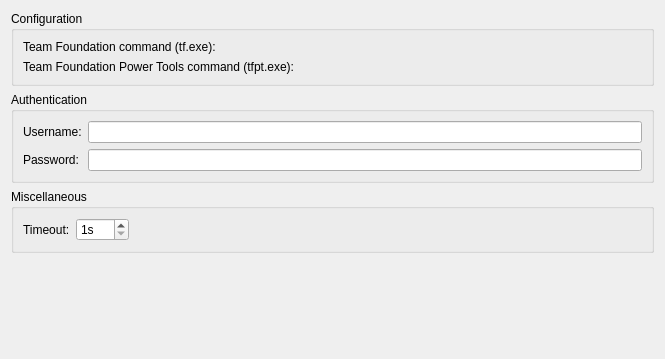
First picture: the form in settingspage.ui, repository jesperhh/teamfoundation, before the edit.
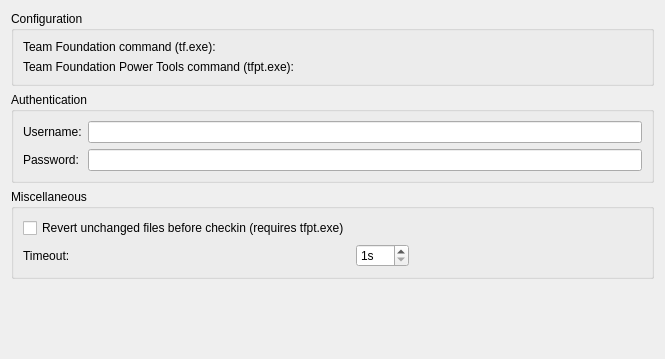
Second picture: the form after the edit. Custom widgets are drawn as their Qt base class.

Commit message: Adds support to revert unchanged files prior to commit

The edit to the form file:
```diff
--- a/settingspage.ui
+++ b/settingspage.ui
@@ -88,27 +88,7 @@
       <string>Miscellaneous</string>
      </property>
      <layout class="QGridLayout" name="gridLayout">
-      <item row="0" column="0">
-       <widget class="QLabel" name="timeOutLabel">
-        <property name="text">
-         <string>Timeout:</string>
-        </property>
-       </widget>
-      </item>
-      <item row="0" column="1">
-       <widget class="QSpinBox" name="timeOutSpinBox">
-        <property name="suffix">
-         <string>s</string>
-        </property>
-        <property name="minimum">
-         <number>1</number>
-        </property>
-        <property name="maximum">
-         <number>360</number>
-        </property>
-       </widget>
-      </item>
-      <item row="0" column="2">
+      <item row="1" column="2">
        <spacer name="horizontalSpacer">
         <property name="orientation">
          <enum>Qt::Horizontal</enum>
@@ -121,6 +101,33 @@
         </property>
        </spacer>
       </item>
+      <item row="1" column="1">
+       <widget class="QSpinBox" name="timeOutSpinBox">
+        <property name="suffix">
+         <string>s</string>
+        </property>
+        <property name="minimum">
+         <number>1</number>
+        </property>
+        <property name="maximum">
+         <number>360</number>
+        </property>
+       </widget>
+      </item>
+      <item row="1" column="0">
+       <widget class="QLabel" name="timeOutLabel">
+        <property name="text">
+         <string>Timeout:</string>
+        </property>
+       </widget>
+      </item>
+      <item row="0" column="0">
+       <widget class="QCheckBox" name="revertUnchangedFilesBeforeCheckin">
+        <property name="text">
+         <string>Revert unchanged files before checkin (requires tfpt.exe)</string>
+        </property>
+       </widget>
+      </item>
      </layout>
     </widget>
    </item>
```
The commit also changes 5 other files.
